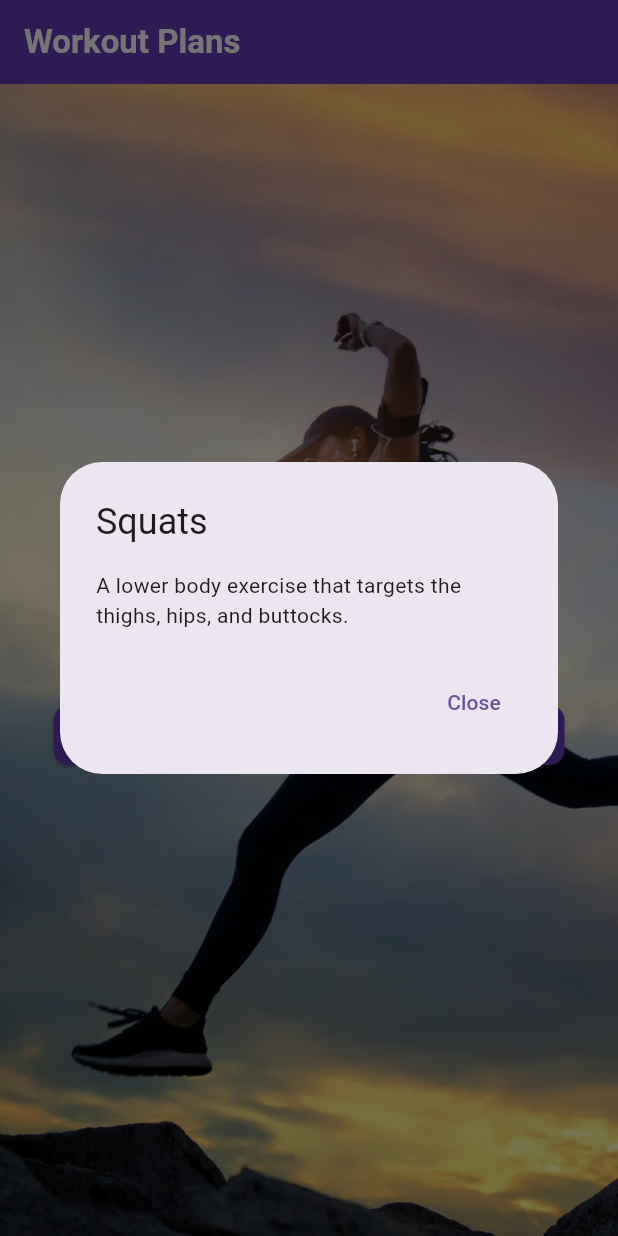
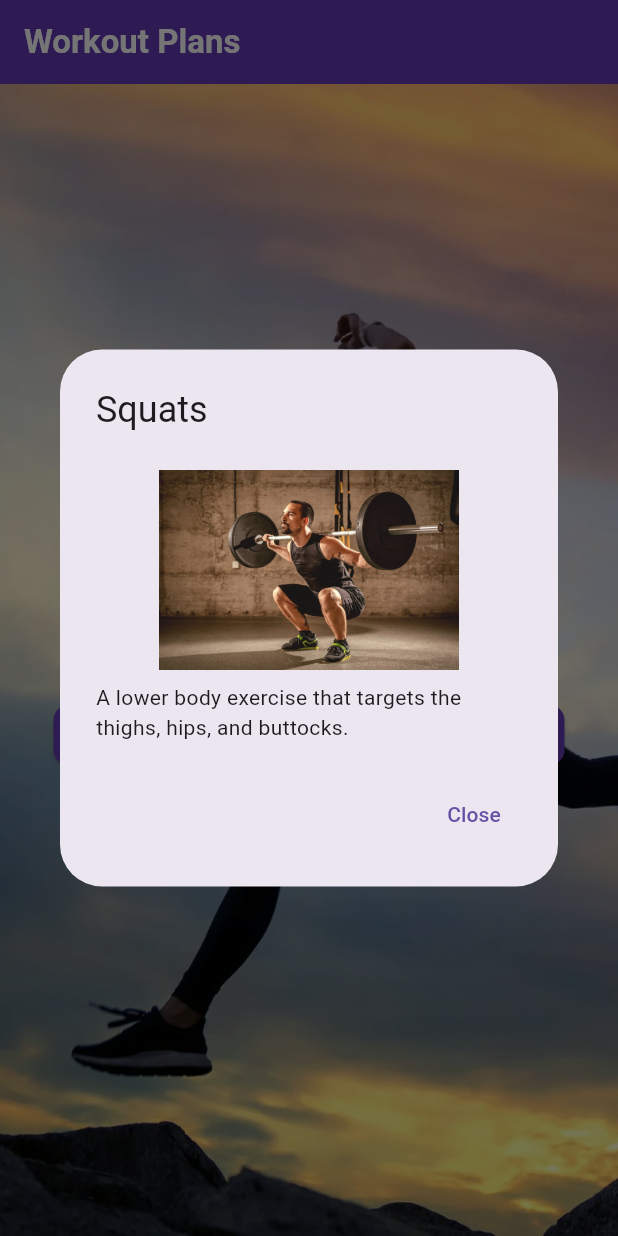
Before and after one commit to simonptuon/Fitness-tracker-app, a Flutter app: the screen it shows after launch, after a tap on "Squats", on a phone screen of 412 x 824 dp. Run offline on Flutter 3.47's test engine with Material 3 defaults, Android fonts, the phone set to English and light mode, and no system bars; our stand-ins replace firebase_auth, percent_indicator; accounts and stored records are empty.

Commit message:
Picture
Picture

```diff
--- a/lib/WorkoutPlans.dart
+++ b/lib/WorkoutPlans.dart
@@ -60,7 +60,7 @@ class _WorkoutPlansState extends State<WorkoutPlans> {
   };
 
   final String benchPressImagePath = 'images/Bench Press.webp';
-  final String PushupsImagePath = 'images/Push-ups.webp';
+  final String pushupsImagePath = 'images/Push-ups.webp';
   List<String> currentButtonOptions = [];
 
   @override
@@ -86,7 +86,13 @@ class _WorkoutPlansState extends State<WorkoutPlans> {
                 ),
               if (exercise == 'Push-ups')
                 Image.asset(
-                  PushupsImagePath,
+                  pushupsImagePath,
+                  width: 200,
+                  height: 150,
+                ),
+              if (exercise == 'Squats')
+                Image.asset(
+                  'images/Squats.webp',
                   width: 200,
                   height: 150,
                 ),
--- a/pubspec.yaml
+++ b/pubspec.yaml
@@ -65,6 +65,8 @@ flutter:
   assets:
     - images/Exercise Background Image.webp
     - images/Bench Press.webp
+    - images/Push-ups.webp
+    - images/Squats.webp
 
   # An image asset can refer to one or more resolution-specific "variants", see
   # https://flutter.dev/to/resolution-aware-images
```
Also changed, not shown: images/Squats.webp (added).
